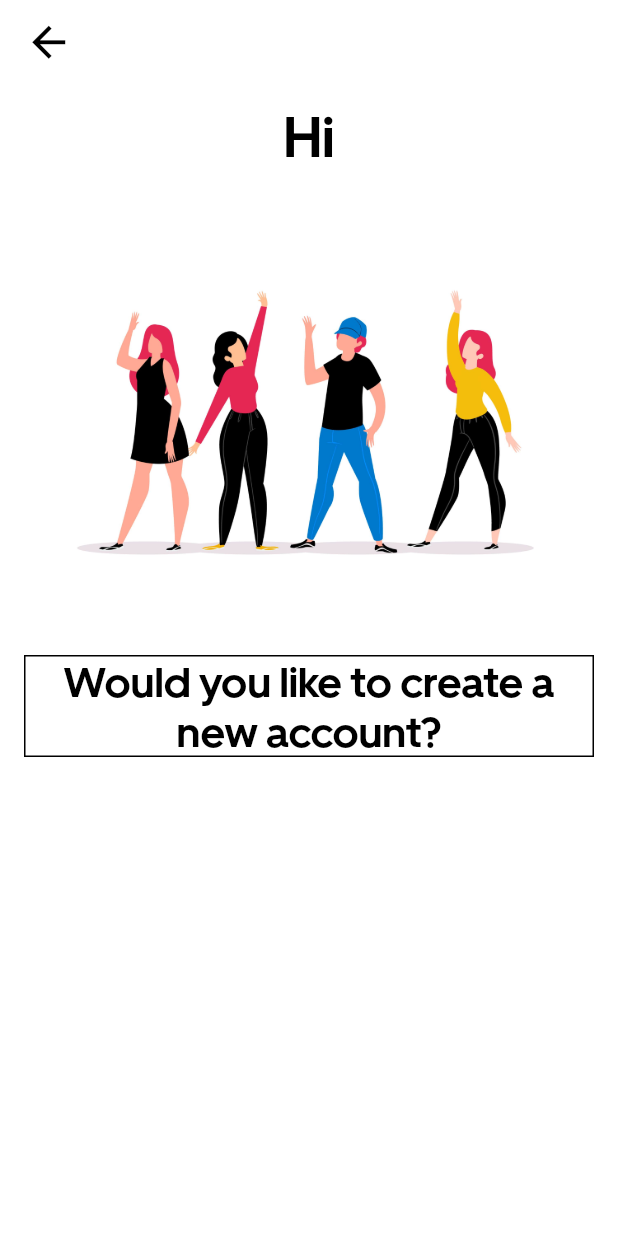
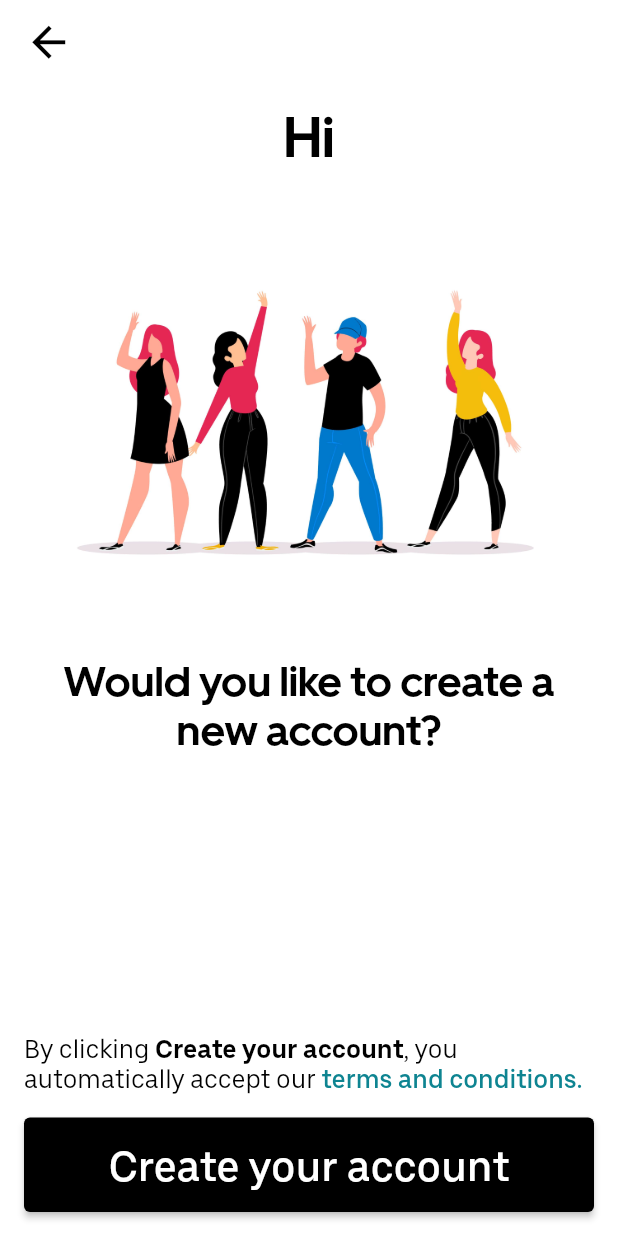
Before and after one commit to Taxiconnect-na/Riders-app-flutter, a Flutter app: the screen it shows after launch, on a phone screen of 412 x 824 dp. Run offline on Flutter 3.47's test engine with Material 2 defaults, Android fonts, the phone set to English and light mode, and no system bars; drawn by our look-alikes of animated_text_kit; our stand-ins replace flutter_countdown_timer, modal_bottom_sheet, pin_code_fields.

Commit message:
Riders App 2.2.30003
[*] Create account screen built.

```diff
--- a/lib/Components/Login/CreateAccountEntry.dart
+++ b/lib/Components/Login/CreateAccountEntry.dart
@@ -42,7 +42,7 @@ class _CreateAccountEntryState extends State<CreateAccountEntry> {
                               speed: Duration(milliseconds: 250)),
                           WavyAnimatedText('Ongeipi',
                               speed: Duration(milliseconds: 250))
-                        ], repeatForever: true, pause: Duration(seconds: 4)))),
+                        ], repeatForever: true, pause: Duration(seconds: 5)))),
               ),
               SizedBox(
                 height: 10,
@@ -53,17 +53,40 @@ class _CreateAccountEntryState extends State<CreateAccountEntry> {
               SizedBox(
                 height: 10,
               ),
-              Padding(
+              Expanded(
+                  child: Padding(
                 padding: EdgeInsets.all(16),
                 child: Container(
-                  decoration: BoxDecoration(border: Border.all(width: 1)),
                   child: Text(
                     'Would you like to create a new account?',
                     style: TextStyle(fontFamily: 'MoveBold', fontSize: 28),
                     textAlign: TextAlign.center,
                   ),
                 ),
-              )
+              )),
+              Padding(
+                padding: EdgeInsets.symmetric(horizontal: 16),
+                child: Container(
+                    child: RichText(
+                        text: TextSpan(
+                            style: TextStyle(
+                                color: Colors.black,
+                                fontFamily: 'MoveTextRegular',
+                                fontSize: 17),
+                            children: [
+                      TextSpan(text: 'By clicking '),
+                      TextSpan(
+                          text: 'Create your account',
+                          style: TextStyle(fontFamily: 'MoveTextBold')),
+                      TextSpan(text: ', you automatically accept our '),
+                      TextSpan(
+                          text: 'terms and conditions.',
+                          style: TextStyle(
+                              fontFamily: 'MoveTextMedium',
+                              color: Color.fromRGBO(14, 132, 145, 1)))
+                    ]))),
+              ),
+              CreateNewAccountButton()
             ],
           ),
         ),
@@ -71,3 +94,28 @@ class _CreateAccountEntryState extends State<CreateAccountEntry> {
     );
   }
 }
+
+//Button to create the account
+class CreateNewAccountButton extends StatelessWidget {
+  const CreateNewAccountButton({Key? key}) : super(key: key);
+
+  @override
+  Widget build(BuildContext context) {
+    return Padding(
+        padding: EdgeInsets.symmetric(horizontal: 16, vertical: 16),
+        child: Container(
+          width: MediaQuery.of(context).size.width,
+          child: ElevatedButton(
+            style: ButtonStyle(
+                backgroundColor: MaterialStateProperty.all(Colors.black)),
+            onPressed: () => print('pressed'),
+            child: Padding(
+                padding: EdgeInsets.only(bottom: 15, top: 15),
+                child: Text(
+                  'Create your account',
+                  style: TextStyle(fontFamily: 'MoveTextMedium', fontSize: 28),
+                )),
+          ),
+        ));
+  }
+}
```
